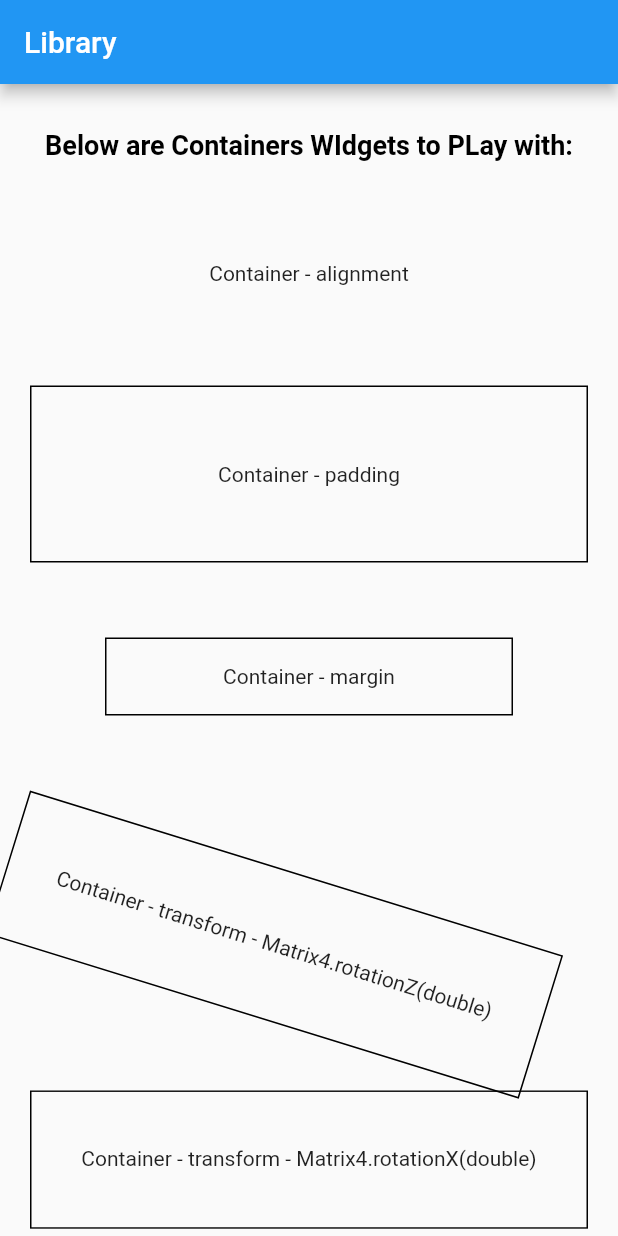
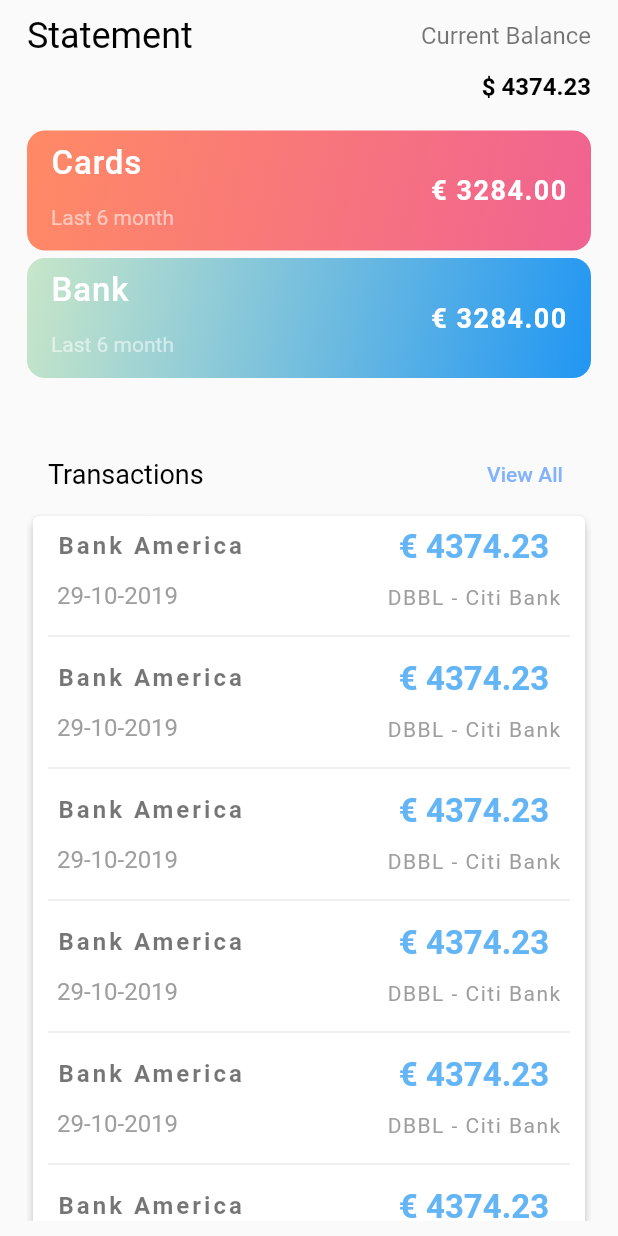
Before and after one commit to Martyniuk/flutter_widgets_lib, a Flutter app: the screen it shows after launch, on a phone screen of 412 x 824 dp. Run offline on Flutter 3.47's test engine with Material 2 defaults, Android fonts, the phone set to English and light mode, and no system bars.

Commit message:
feat: added speed coding excercise for layout

```diff
--- a/lib/main.dart
+++ b/lib/main.dart
@@ -1,7 +1,8 @@
 // Core
 import 'package:flutter/material.dart';
 // Instruments
-import 'library.dart';
+import 'library/library.dart';
+import 'practice/layout/bankscreen.dart';
 
 void main() => runApp(MyApp());
 
@@ -11,10 +12,7 @@ class MyApp extends StatelessWidget {
     return MaterialApp(
       debugShowCheckedModeBanner: false,
       home: Scaffold(
-        appBar: AppBar(
-          title: Text('Library'),
-        ),
-        body: Library(),
+        body: BankScreen(),
       ),
     );
   }
--- /dev/null
+++ b/lib/practice/layout/bankscreen.dart
@@ -0,0 +1,303 @@
+import 'package:flutter/material.dart';
+import 'package:intl/intl.dart';
+
+class BankScreen extends StatelessWidget {
+  @override
+  Widget build(BuildContext context) {
+    return MaterialApp(
+      title: 'Flutter play with',
+      theme: ThemeData(
+        primarySwatch: Colors.blue,
+      ),
+      home: MyHomePage(),
+    );
+  }
+}
+
+class MyHomePage extends StatefulWidget {
+  @override
+  _MyHomePageState createState() => _MyHomePageState();
+}
+
+class _MyHomePageState extends State<MyHomePage> {
+  final df = DateFormat('dd-MM-yyyy');
+
+  @override
+  Widget build(BuildContext context) {
+    return Scaffold(
+      body: SafeArea(
+        child: Padding(
+          padding: const EdgeInsets.symmetric(horizontal: 18.0, vertical: 10.0),
+          child: ListView(
+            children: <Widget>[
+              Row(
+                mainAxisAlignment: MainAxisAlignment.spaceBetween,
+                children: <Widget>[
+                  Text(
+                    'Statement',
+                    style: TextStyle(
+                      color: Colors.black,
+                      fontWeight: FontWeight.w400,
+                      fontSize: 24.0,
+                    ),
+                  ),
+                  Text(
+                    'Current Balance',
+                    style: TextStyle(color: Colors.black54, fontSize: 16.0),
+                  )
+                ],
+              ),
+              SizedBox(height: 10.0),
+              Container(
+                alignment: Alignment.topRight,
+                child: Text(
+                  '\$ 4374.23',
+                  style: TextStyle(
+                    color: Colors.black,
+                    fontWeight: FontWeight.w600,
+                    fontSize: 16.0,
+                  ),
+                ),
+              ),
+              SizedBox(height: 20.0),
+              Container(
+                width: double.infinity,
+                height: 80.0,
+                alignment: Alignment.center,
+                decoration: BoxDecoration(
+                  borderRadius: BorderRadius.all(Radius.circular(12.0)),
+                  gradient: LinearGradient(
+                      begin: Alignment.topLeft,
+                      end: Alignment.bottomRight,
+                      colors: [Colors.deepOrange[300], Colors.pink[300]]),
+                ),
+                child: ListTile(
+                  title: Padding(
+                    padding: const EdgeInsets.only(bottom: 15.0),
+                    child: Text(
+                      'Cards',
+                      style: TextStyle(
+                        color: Colors.white,
+                        fontWeight: FontWeight.w500,
+                        fontSize: 22.0,
+                        letterSpacing: .6,
+                      ),
+                    ),
+                  ),
+                  subtitle: Text(
+                    'Last 6 month',
+                    style: TextStyle(color: Colors.white54),
+                  ),
+                  trailing: Text(
+                    '${String.fromCharCode(0x20AC)} 3284.00',
+                    style: TextStyle(
+                        color: Colors.white,
+                        fontSize: 18.0,
+                        fontWeight: FontWeight.bold,
+                        letterSpacing: 1.0),
+                  ),
+                ),
+              ),
+              SizedBox(height: 5.0),
+              Container(
+                width: double.infinity,
+                height: 80.0,
+                alignment: Alignment.center,
+                decoration: BoxDecoration(
+                  borderRadius: BorderRadius.all(Radius.circular(12.0)),
+                  gradient: LinearGradient(
+                      begin: Alignment.topLeft,
+                      end: Alignment.bottomRight,
+                      colors: [Colors.green[100], Colors.blue[500]]),
+                ),
+                child: ListTile(
+                  title: Padding(
+                    padding: const EdgeInsets.only(bottom: 15.0),
+                    child: Text(
+                      'Bank',
+                      style: TextStyle(
+                        color: Colors.white,
+                        fontWeight: FontWeight.w500,
+                        fontSize: 22.0,
+                        letterSpacing: .6,
+                      ),
+                    ),
+                  ),
+                  subtitle: Text(
+                    'Last 6 month',
+                    style: TextStyle(color: Colors.white54),
+                  ),
+                  trailing: Text(
+                    '${String.fromCharCode(0x20AC)} 3284.00',
+                    style: TextStyle(
+                        color: Colors.white,
+                        fontSize: 18.0,
+                        fontWeight: FontWeight.bold,
+                        letterSpacing: 1.0),
+                  ),
+                ),
+              ),
+              SizedBox(height: 40.0),
+              Row(
+                mainAxisAlignment: MainAxisAlignment.spaceBetween,
+                children: <Widget>[
+                  Padding(
+                    padding: const EdgeInsets.only(left: 14.0),
+                    child: Text(
+                      'Transactions',
+                      style: TextStyle(
+                        color: Colors.black,
+                        fontSize: 18.0,
+                        fontWeight: FontWeight.w400,
+                      ),
+                    ),
+                  ),
+                  FlatButton(
+                    padding: EdgeInsets.symmetric(horizontal: 0.0),
+                    textColor: Colors.blueAccent[100],
+                    splashColor: Colors.blueAccent[100],
+                    shape: StadiumBorder(),
+                    onPressed: () {},
+                    child: Text('View All'),
+                  ),
+                ],
+              ),
+              Card(
+                elevation: 3.0,
+                child: Container(
+                  child: Column(
+                    children: <Widget>[
+                      TransactionItem(
+                        'Bank America',
+                        df.format(DateTime.now()),
+                        '${String.fromCharCode(0x20AC)} 4374.23',
+                        'DBBL - Citi Bank',
+                      ),
+                      Padding(
+                        padding: const EdgeInsets.symmetric(horizontal: 10.0),
+                        child: Divider(),
+                      ),
+                      TransactionItem(
+                        'Bank America',
+                        df.format(DateTime.now()),
+                        '${String.fromCharCode(0x20AC)} 4374.23',
+                        'DBBL - Citi Bank',
+                      ),
+                      Padding(
+                        padding: const EdgeInsets.symmetric(horizontal: 10.0),
+                        child: Divider(),
+                      ),
+                      TransactionItem(
+                        'Bank America',
+                        df.format(DateTime.now()),
+                        '${String.fromCharCode(0x20AC)} 4374.23',
+                        'DBBL - Citi Bank',
+                      ),
+                      Padding(
+                        padding: const EdgeInsets.symmetric(horizontal: 10.0),
+                        child: Divider(),
+                      ),
+                      TransactionItem(
+                        'Bank America',
+                        df.format(DateTime.now()),
+                        '${String.fromCharCode(0x20AC)} 4374.23',
+                        'DBBL - Citi Bank',
+                      ),
+                      Padding(
+                        padding: const EdgeInsets.symmetric(horizontal: 10.0),
+                        child: Divider(),
+                      ),
+                      TransactionItem(
+                        'Bank America',
+                        df.format(DateTime.now()),
+                        '${String.fromCharCode(0x20AC)} 4374.23',
+                        'DBBL - Citi Bank',
+                      ),
+                      Padding(
+                        padding: const EdgeInsets.symmetric(horizontal: 10.0),
+                        child: Divider(),
+                      ),
+                      TransactionItem(
+                        'Bank America',
+                        df.format(DateTime.now()),
+                        '${String.fromCharCode(0x20AC)} 4374.23',
+                        'DBBL - Citi Bank',
+                      ),
+                      Padding(
+                        padding: const EdgeInsets.symmetric(horizontal: 10.0),
+                        child: Divider(),
+                      ),
+                      TransactionItem(
+                        'Bank America',
+                        df.format(DateTime.now()),
+                        '${String.fromCharCode(0x20AC)} 4374.23',
+                        'DBBL - Citi Bank',
+                      ),
+                      Padding(
+                        padding: const EdgeInsets.symmetric(horizontal: 10.0),
+                        child: Divider(),
+                      ),
+                      TransactionItem(
+                        'Bank America',
+                        df.format(DateTime.now()),
+                        '${String.fromCharCode(0x20AC)} 4374.23',
+                        'DBBL - Citi Bank',
+                      ),
+                    ],
+                  ),
+                ),
+              ),
+            ],
+          ),
+        ),
+      ),
+    );
+  }
+}
+
+class TransactionItem extends StatelessWidget {
+  final String opperationName;
+  final String date;
+  final String amount;
+  final String other;
+
+  TransactionItem(this.opperationName, this.date, this.amount, this.other);
+
+  @override
+  Widget build(BuildContext context) {
+    return ListTile(
+      title: Padding(
+        padding: const EdgeInsets.only(bottom: 14.0),
+        child: Text(opperationName,
+            style: TextStyle(
+              fontSize: 16.0,
+              fontWeight: FontWeight.bold,
+              letterSpacing: 2.0,
+              color: Colors.black54,
+            )),
+      ),
+      subtitle: Text(
+        date,
+        style: TextStyle(color: Colors.grey, fontSize: 16.0),
+      ),
+      trailing: Column(
+        children: <Widget>[
+          Text(
+            amount,
+            style: TextStyle(
+              color: Colors.blue[300],
+              fontSize: 22.0,
+              fontWeight: FontWeight.bold,
+            ),
+          ),
+          SizedBox(height: 12.0),
+          Text(
+            other,
+            style: TextStyle(
+                color: Colors.grey, fontSize: 14.0, letterSpacing: 1.0),
+          ),
+        ],
+      ),
+    );
+  }
+}
```
Also changed, not shown: pubspec.yaml (+1 -6 lines), lib/library/library.dart (renamed from lib/library.dart), lib/library/widgets/column.dart (renamed from lib/widgets/column.dart), lib/library/widgets/container.dart (renamed from lib/widgets/container.dart), lib/library/widgets/expanded.dart (renamed from lib/widgets/expanded.dart), lib/library/widgets/flexible.dart (renamed from lib/widgets/flexible.dart), lib/library/widgets/text_field.dart (renamed from lib/widgets/text_field.dart), pubspec.lock.
